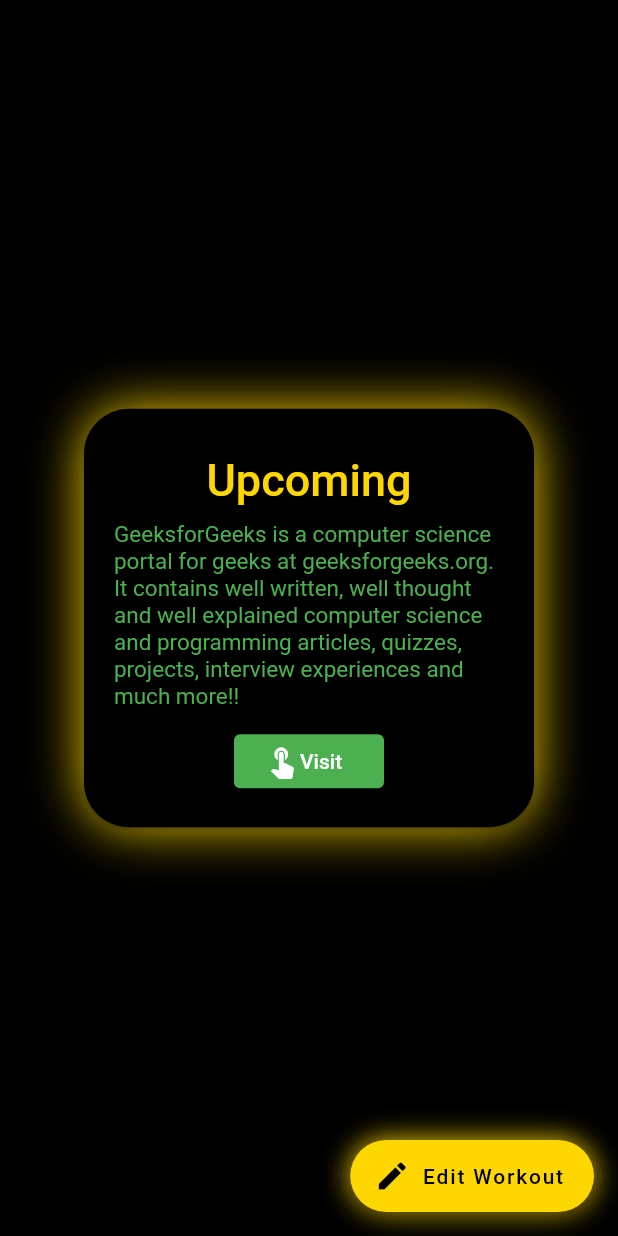
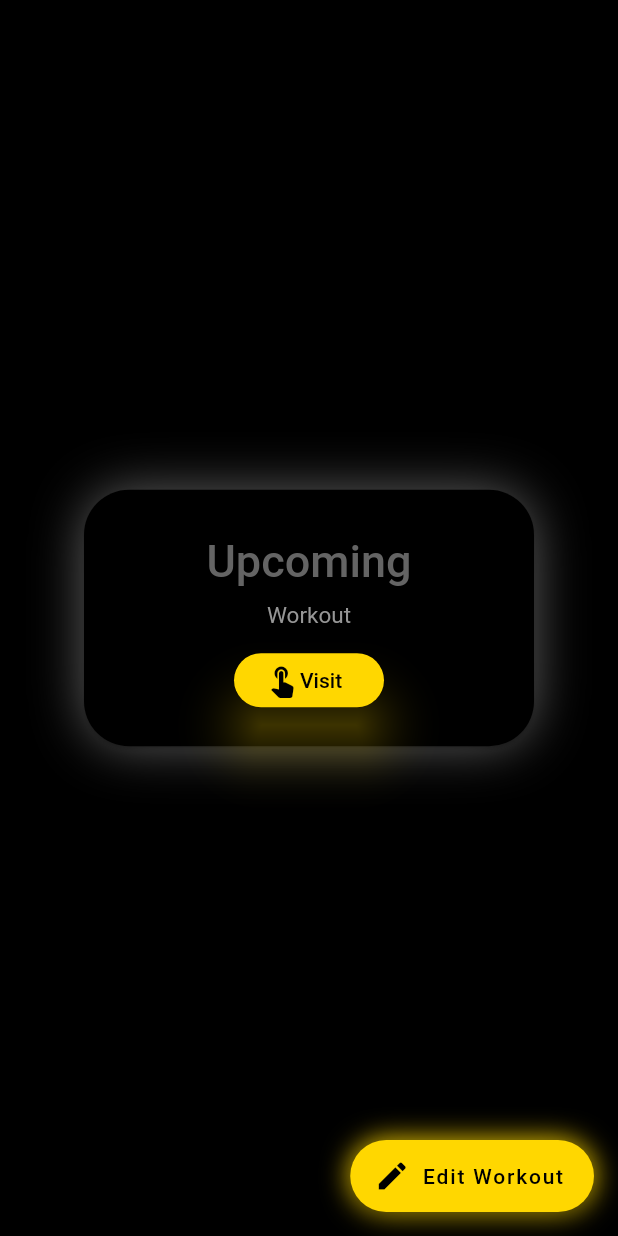
Before and after one commit to viraj325/MeFitness, a Flutter app: the screen it shows after launch, after a tap on "Edit Workout", on a phone screen of 412 x 824 dp. Run offline on Flutter 3.47's test engine with Material 2 defaults, Android fonts, the phone set to English and light mode, and no system bars.

Commit message:
updated ui

```diff
--- a/lib/main.dart
+++ b/lib/main.dart
@@ -31,11 +31,9 @@ class MyHomePage extends StatefulWidget {
 }
 
 class _MyHomePageState extends State<MyHomePage> {
-  int _counter = 0;
+  void _navigateToEditPage() {
+    setState(() {
 
-  void _incrementCounter() {
-    setState(() {
-      _counter++;
     });
   }
 
@@ -52,7 +50,7 @@ class _MyHomePageState extends State<MyHomePage> {
                 borderRadius: BorderRadius.circular(30),
                 boxShadow: const [
                   BoxShadow(
-                    color: Color(0xFFFFD700),
+                    color: Color.fromRGBO(100, 100, 100, 1.0),
                     blurRadius: 30.0, // soften the shadow
                     spreadRadius: -5.0, //extend the shadow
                     offset: Offset(
@@ -82,7 +80,7 @@ class _MyHomePageState extends State<MyHomePage> {
                         'Upcoming',
                         style: TextStyle(
                           fontSize: 30,
-                          color: Color(0xFFFFD700),
+                          color: Color.fromRGBO(100, 100, 100, 1.0),
                           fontWeight: FontWeight.w500,
                         ),
                       ), //Text
@@ -90,10 +88,10 @@ class _MyHomePageState extends State<MyHomePage> {
                         height: 10,
                       ), //SizedBox
                       const Text(
-                        'GeeksforGeeks is a computer science portal for geeks at geeksforgeeks.org. It contains well written, well thought and well explained computer science and programming articles, quizzes, projects, interview experiences and much more!!',
+                        'Workout',
                         style: TextStyle(
                           fontSize: 15,
-                          color: Colors.green,
+                          color: Color.fromRGBO(150, 150, 150, 1.0),
                         ),
                       ),
                       const SizedBox(
@@ -102,16 +100,27 @@ class _MyHomePageState extends State<MyHomePage> {
                       SizedBox(
                         width: 100,
                         child: ElevatedButton(
-                          onPressed: () => 'Null',
-                          style: ButtonStyle(
-                              backgroundColor:
-                              MaterialStateProperty.all(Colors.green)),
+                          onPressed: () {},
+                          style: ElevatedButton.styleFrom(
+                            shadowColor: const Color(0xFFFFD700),
+                            backgroundColor: const Color(0xFFFFD700),
+                            shape: RoundedRectangleBorder(
+                              borderRadius: BorderRadius.circular(30),
+                            ),
+                            elevation: 15.0,
+                          ),
                           child: const Padding(
                             padding: EdgeInsets.all(4),
                             child: Row(
                               children: [
-                                Icon(Icons.touch_app),
-                                Text('Visit')
+                                Icon(
+                                  Icons.touch_app,
+                                  color: Colors.black,
+                                ),
+                                Text(
+                                  'Visit',
+                                  style: TextStyle(color: Colors.black),
+                                )
                               ],
                             ),
                           ),
@@ -142,7 +151,7 @@ class _MyHomePageState extends State<MyHomePage> {
           ],
         ),
         child: FloatingActionButton.extended(
-          onPressed: _incrementCounter,
+          onPressed: _navigateToEditPage,
           tooltip: 'Edit Workout',
           backgroundColor: const Color(0xFFFFD700),
           foregroundColor: Colors.black,
```
